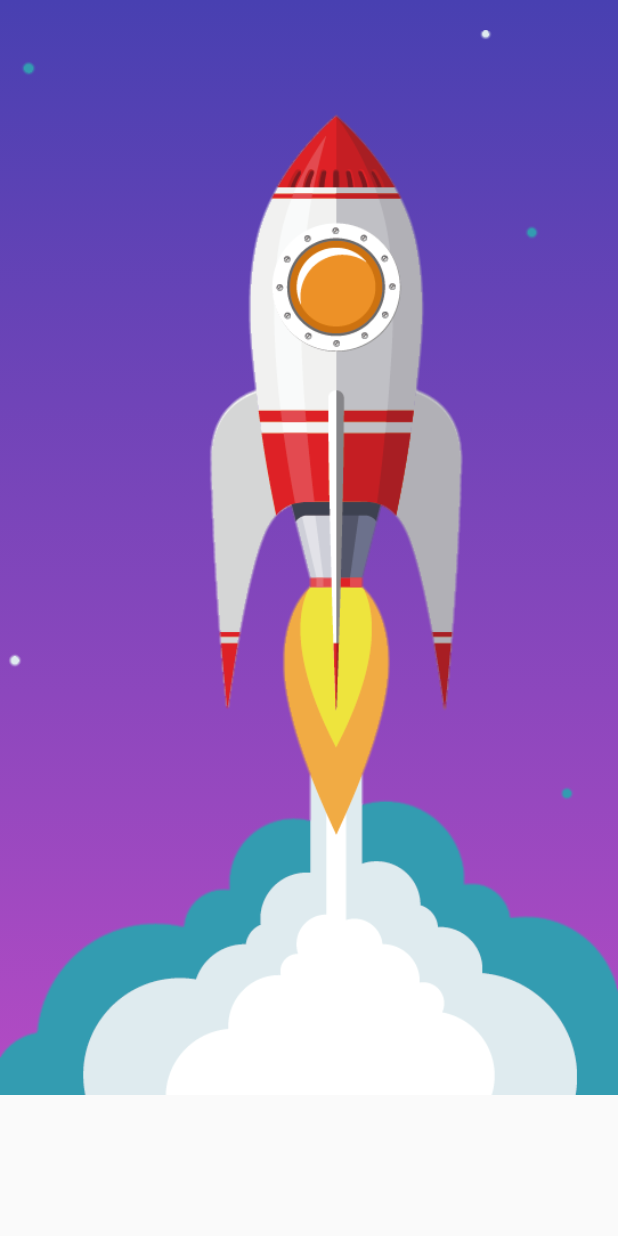
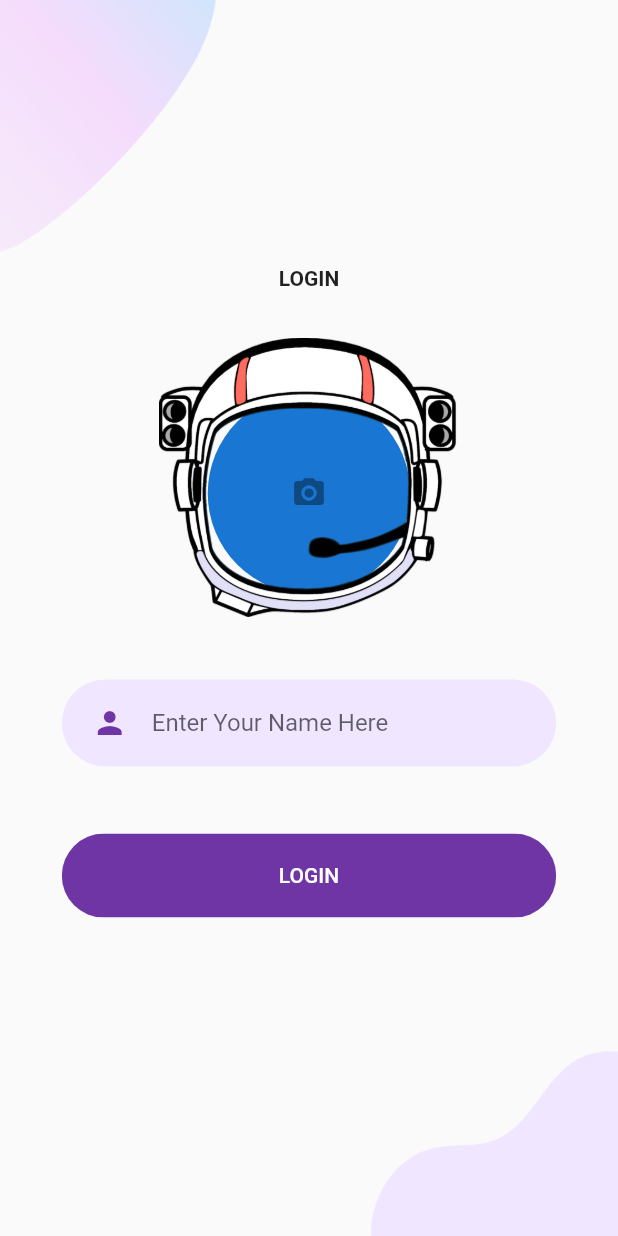
Before and after one commit to AyaAdnan/english_adventure, a Flutter app: the screen it shows after launch, after a tap on "هيا نبدأ", on a phone screen of 412 x 824 dp. Run offline on Flutter 3.47's test engine with Material 2 defaults, Android fonts, the phone set to English and light mode, and no system bars; our stand-ins replace flutter_svg; Roboto replaces fonts that are missing (Poppins).

Commit message:
sign in screen

```diff
--- /dev/null
+++ b/lib/Login/already_have_an_account_acheck.dart
@@ -0,0 +1,36 @@
+import 'package:flutter/material.dart';
+
+import 'constants.dart';
+
+class AlreadyHaveAnAccountCheck extends StatelessWidget {
+  final bool login;
+  final Function press;
+  const AlreadyHaveAnAccountCheck({
+    Key key,
+    this.login = true,
+    this.press,
+  }) : super(key: key);
+
+  @override
+  Widget build(BuildContext context) {
+    return Row(
+      mainAxisAlignment: MainAxisAlignment.center,
+      children: <Widget>[
+        Text(
+          login ? "Don’t have an Account ? " : "Already have an Account ? ",
+          style: TextStyle(color: kPrimaryColor),
+        ),
+        GestureDetector(
+          onTap: press,
+          child: Text(
+            login ? "Sign Up" : "Sign In",
+            style: TextStyle(
+              color: kPrimaryColor,
+              fontWeight: FontWeight.bold,
+            ),
+          ),
+        )
+      ],
+    );
+  }
+}
--- /dev/null
+++ b/lib/Login/background.dart
@@ -0,0 +1,40 @@
+import 'package:flutter/material.dart';
+
+class Background extends StatelessWidget {
+  final Widget child;
+  const Background({
+    Key key,
+    @required this.child,
+  }) : super(key: key);
+
+  @override
+  Widget build(BuildContext context) {
+    Size size = MediaQuery.of(context).size;
+    return Container(
+      width: double.infinity,
+      height: size.height,
+      child: Stack(
+        alignment: Alignment.center,
+        children: <Widget>[
+          Positioned(
+            top: 0,
+            left: 0,
+            child: Image.asset(
+              "lib/assets/images/main_top.png",
+              width: size.width * 0.35,
+            ),
+          ),
+          Positioned(
+            bottom: 0,
+            right: 0,
+            child: Image.asset(
+              "lib/assets/images/login_bottom.png",
+              width: size.width * 0.4,
+            ),
+          ),
+          child,
+        ],
+      ),
+    );
+  }
+}
--- /dev/null
+++ b/lib/Login/body.dart
@@ -0,0 +1,99 @@
+import 'package:english_adventure/intro/Splash.dart';
+import 'package:flutter/material.dart';
+import 'package:flutter_svg/svg.dart';
+import 'background.dart';
+import 'rounded_button.dart';
+import 'rounded_input_field.dart';
+
+
+
+class Body extends StatelessWidget {
+  const Body({
+    Key key,
+  }) : super(key: key);
+
+  @override
+  Widget build(BuildContext context) {
+    Size size = MediaQuery.of(context).size;
+    return Scaffold(
+      body :Background(
+        child: SingleChildScrollView(
+          child: Column(
+            mainAxisAlignment: MainAxisAlignment.center,
+            children: <Widget>[
+              Text(
+                "LOGIN",
+                style: TextStyle(fontWeight: FontWeight.bold),
+              ),
+              SizedBox(height: size.height * 0.03),
+               Stack(
+
+                 children:[
+                   Positioned (
+
+                     width: 180,
+                     height: 135,
+                     left: 10,
+                     top: 43,
+
+
+
+                     child :CircleAvatar(
+                     //child: Image.asset('lib/assets/boy.jpg',),
+                     // backgroundColor: Colors.white70,
+
+                     child: IconButton(icon:Icon(Icons.camera_alt) ,),
+                      radius: 70,
+
+                   ),),
+
+
+                   Container(
+                   height: 200,
+                     width: 200,
+                     child: Image.asset('lib/assets/head.png',)
+                 ),
+                 ]
+               ),
+
+
+              SizedBox(height: size.height * 0.03),
+              RoundedInputField(
+                hintText: "Enter Your Name Here",
+                onChanged: (value) {},
+              ),
+              SizedBox(height: size.height * 0.03),
+              RoundedButton(
+                text: "LOGIN",
+                press: () {
+                   Navigator.push(
+                        context,
+                        MaterialPageRoute(
+                          builder: (context) {
+                            return Load();
+                          },
+                        ),
+                      );
+                }
+
+              ),
+              SizedBox(height: size.height * 0.03),
+              // AlreadyHaveAnAccountCheck(
+              //   press: () {
+              //     Navigator.push(
+              //       context,
+              //       MaterialPageRoute(
+              //         builder: (context) {
+              //           return SignUpScreen();
+              //         },
+              //       ),
+              //     );
+              //   },
+              // ),
+            ],
+          ),
+        ),
+      ),
+    );
+  }
+}
--- /dev/null
+++ b/lib/Login/constants.dart
@@ -0,0 +1,4 @@
+import 'package:flutter/material.dart';
+
+const kPrimaryColor = Color(0xFF6F35A5);
+const kPrimaryLightColor = Color(0xFFF1E6FF);
--- /dev/null
+++ b/lib/Login/rounded_button.dart
@@ -0,0 +1,37 @@
+import 'package:flutter/material.dart';
+
+import 'constants.dart';
+
+class RoundedButton extends StatelessWidget {
+  final String text;
+  final Function press;
+  final Color color, textColor;
+  const RoundedButton({
+    Key key,
+    this.text,
+    this.press,
+    this.color = kPrimaryColor,
+    this.textColor = Colors.white,
+  }) : super(key: key);
+
+  @override
+  Widget build(BuildContext context) {
+    Size size = MediaQuery.of(context).size;
+    return Container(
+      margin: EdgeInsets.symmetric(vertical: 10),
+      width: size.width * 0.8,
+      child: ClipRRect(
+        borderRadius: BorderRadius.circular(29),
+        child: FlatButton(
+          padding: EdgeInsets.symmetric(vertical: 20, horizontal: 40),
+          color: color,
+          onPressed: press,
+          child: Text(
+            text,
+            style: TextStyle(color: textColor),
+          ),
+        ),
+      ),
+    );
+  }
+}
--- /dev/null
+++ b/lib/Login/rounded_input_field.dart
@@ -0,0 +1,33 @@
+import 'package:flutter/material.dart';
+import 'constants.dart';
+import 'text_field_container.dart';
+
+class RoundedInputField extends StatelessWidget {
+  final String hintText;
+  final IconData icon;
+  final ValueChanged<String> onChanged;
+  const RoundedInputField({
+    Key key,
+    this.hintText,
+    this.icon = Icons.person,
+    this.onChanged,
+  }) : super(key: key);
+
+  @override
+  Widget build(BuildContext context) {
+    return TextFieldContainer(
+      child: TextField(
+        onChanged: onChanged,
+        cursorColor: kPrimaryColor,
+        decoration: InputDecoration(
+          icon: Icon(
+            icon,
+            color: kPrimaryColor,
+          ),
+          hintText: hintText,
+          border: InputBorder.none,
+        ),
+      ),
+    );
+  }
+}
--- /dev/null
+++ b/lib/Login/text_field_container.dart
@@ -0,0 +1,26 @@
+import 'package:flutter/material.dart';
+
+import 'constants.dart';
+
+class TextFieldContainer extends StatelessWidget {
+  final Widget child;
+  const TextFieldContainer({
+    Key key,
+    this.child,
+  }) : super(key: key);
+
+  @override
+  Widget build(BuildContext context) {
+    Size size = MediaQuery.of(context).size;
+    return Container(
+      margin: EdgeInsets.symmetric(vertical: 10),
+      padding: EdgeInsets.symmetric(horizontal: 20, vertical: 5),
+      width: size.width * 0.8,
+      decoration: BoxDecoration(
+        color: kPrimaryLightColor,
+        borderRadius: BorderRadius.circular(29),
+      ),
+      child: child,
+    );
+  }
+}
--- a/lib/intro/Intro.dart
+++ b/lib/intro/Intro.dart
@@ -1,5 +1,7 @@
+import 'package:english_adventure/Login/body.dart';
 import 'package:flutter/material.dart';
 import 'Splash.dart';
+
 
 
 class Intro extends StatelessWidget{
@@ -20,7 +22,7 @@ class Intro extends StatelessWidget{
       ),
       routes: {
         'Load': (context){
-          return Load();
+          return Body();
         }
         ,
 
--- a/pubspec.yaml
+++ b/pubspec.yaml
@@ -28,6 +28,8 @@ dependencies:
   # The following adds the Cupertino Icons font to your application.
   # Use with the CupertinoIcons class for iOS style icons.
   cupertino_icons: ^1.0.0
+  flutter_svg: ^0.19.1
+
 
 dev_dependencies:
   flutter_test:
@@ -56,6 +58,8 @@ flutter:
      - lib/assets/number/
      - lib/assets/face.jpg
      - lib/assets/un1/
+     - lib/assets/images/
+     - lib/assets/icons/
   #   - images/a_dot_burr.jpeg
   #   - images/a_dot_ham.jpeg
 
```
Also changed, not shown: lib/assets/icons/login.svg (added), lib/assets/images/login_bottom.png (added), lib/assets/images/main_bottom.png (added), lib/assets/images/main_top.png (added), lib/assets/images/signup_top.png (added), pubspec.lock.
